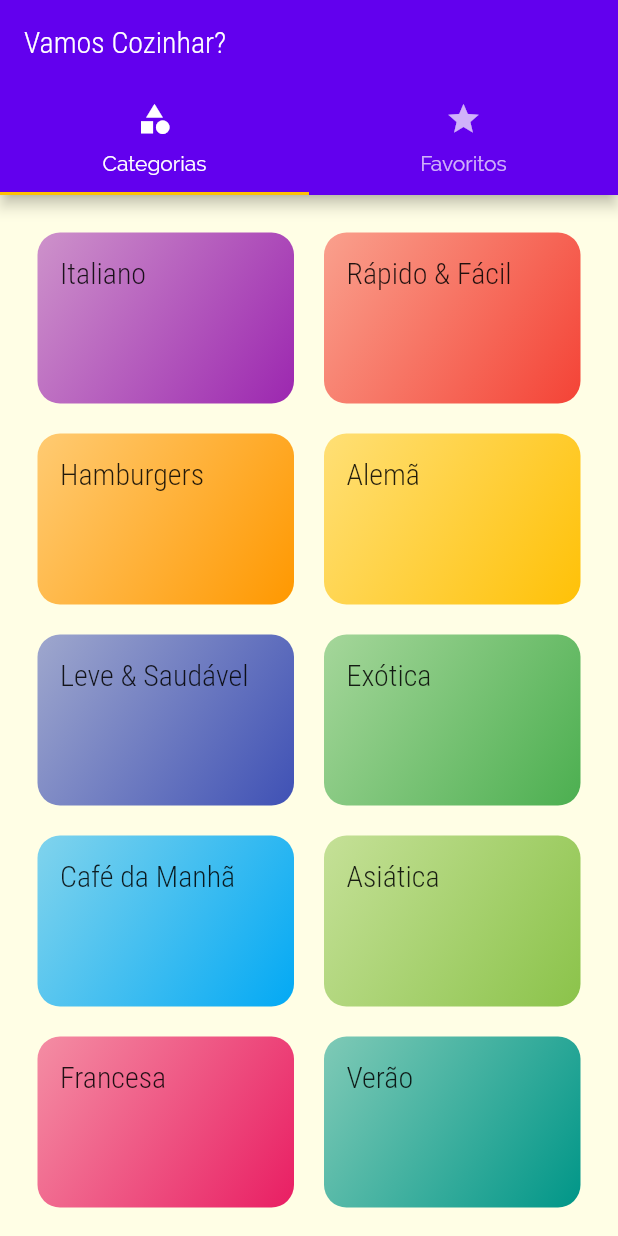
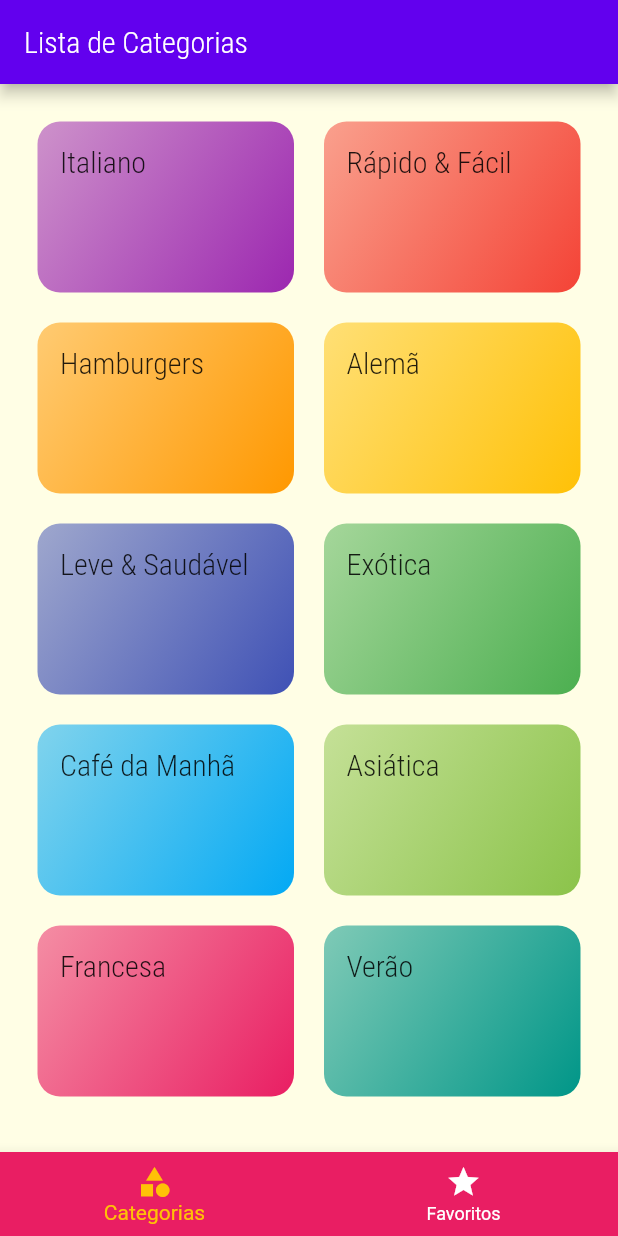
Before and after one commit to biroska/meals, a Flutter app: the screen it shows after launch, on a phone screen of 412 x 824 dp. Run offline on Flutter 3.47's test engine with Material 2 defaults, Android fonts, the phone set to English and light mode, and no system bars.

Commit message:
Bottom Navigation Bar

```diff
--- a/lib/screens/tabs_screen.dart
+++ b/lib/screens/tabs_screen.dart
@@ -2,33 +2,50 @@ import 'package:flutter/material.dart';
 import 'package:meals/screens/categories_screen.dart';
 import 'package:meals/screens/favorite_screen.dart';
 
-class TabsScreen extends StatelessWidget {
+class TabsScreen extends StatefulWidget {
+
+  @override
+  State<TabsScreen> createState() => _TabsScreenState();
+
+}
+
+class _TabsScreenState extends State<TabsScreen> {
+
+  int _selectedScreenIndex = 0;
+  final List<Widget> _screens = [ CategoriesScreen(), FavoriteScreen() ];
+
+  final List<String> _titles = [
+    'Lista de Categorias',
+    'Meus Favoritos',
+  ];
+
+  _selectScreen( int index ){
+    setState(() {
+      _selectedScreenIndex = index;
+    });
+  }
+
   @override
   Widget build(BuildContext context) {
-    return DefaultTabController(
-        length: 2,
-        child: Scaffold(
-          appBar: AppBar(
-            title: const Text('Vamos Cozinhar?'),
-            bottom: const TabBar(
-              tabs: [
-                Tab(
-                  icon: Icon(Icons.category),
-                  text: 'Categorias',
-                ),
-                Tab(
-                  icon: Icon(Icons.star),
-                  text: 'Favoritos',
-                )
-              ],
-            ),
-          ),
-          body: TabBarView(
-            children: [
-              CategoriesScreen(),
-              FavoriteScreen(),
-            ],
-          ),
-        ));
+    return Scaffold(
+      appBar: AppBar(
+        title: Text(_titles[_selectedScreenIndex]),
+      ),
+      body: _screens[ _selectedScreenIndex ],
+      bottomNavigationBar: BottomNavigationBar(
+        onTap: _selectScreen,
+        backgroundColor: Theme.of(context).primaryColor,
+        unselectedItemColor: Colors.white,
+        selectedItemColor: Theme.of(context).colorScheme.secondary,
+        currentIndex: _selectedScreenIndex,
+        // type: BottomNavigationBarType.shifting,
+        items: const [
+         BottomNavigationBarItem(icon: Icon( Icons.category ),
+                                  label: 'Categorias'),
+          BottomNavigationBarItem(icon: Icon( Icons.star ),
+                                  label: 'Favoritos')
+        ],
+      ),
+    );
   }
 }
```
